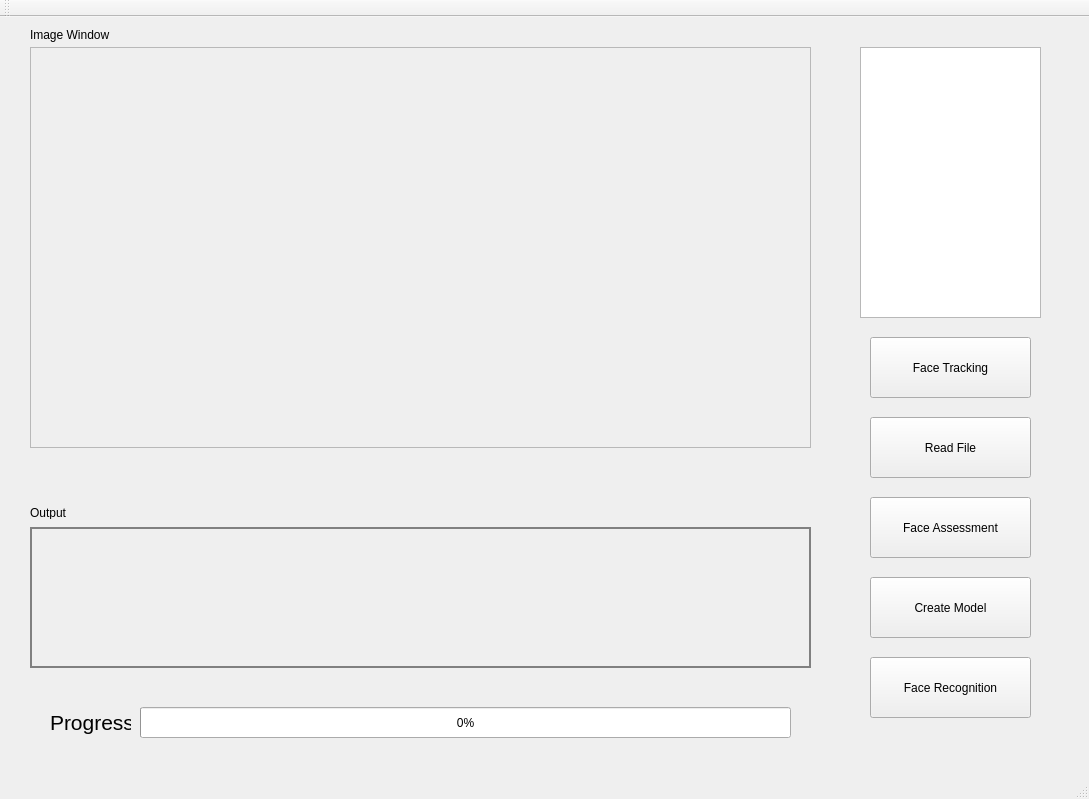
Old version of the form ImageViewer/mainwindow.ui in the repository lawliet0823/ImageViewer.
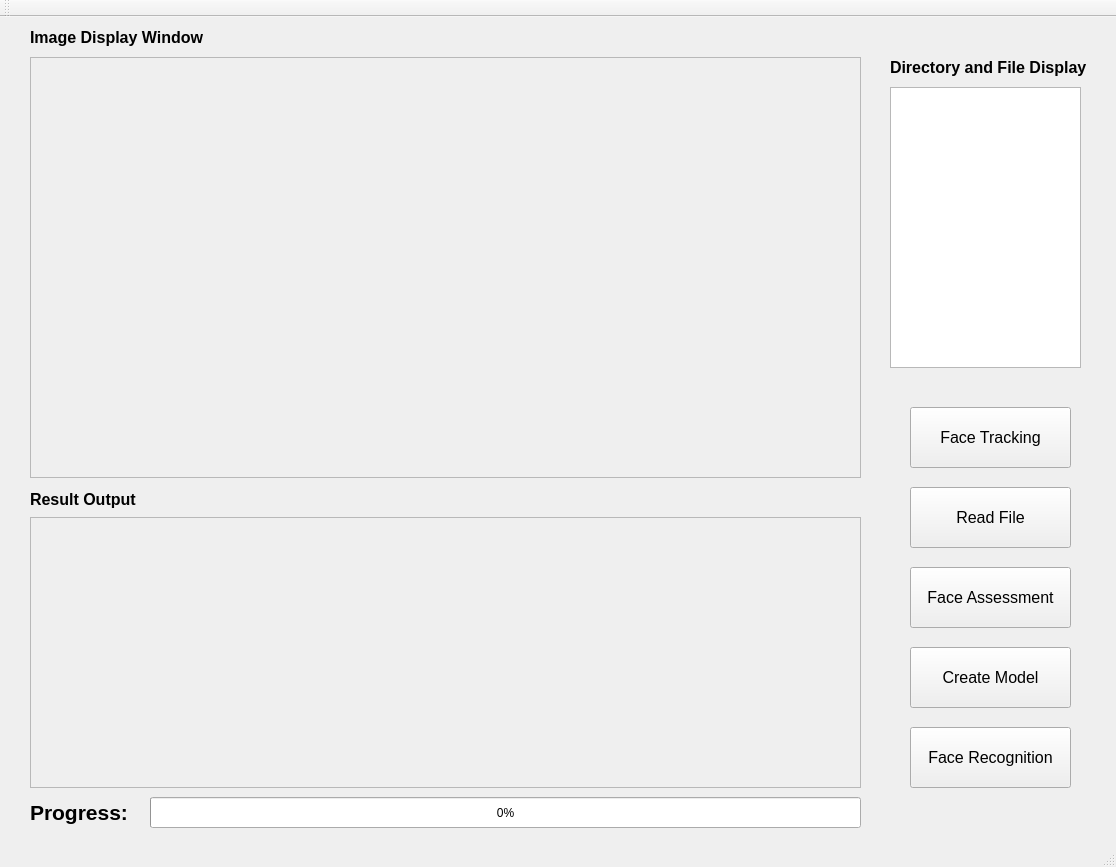
New version of the form.

Diff of the .ui file:
```diff
--- a/ImageViewer/mainwindow.ui
+++ b/ImageViewer/mainwindow.ui
@@ -6,8 +6,8 @@
    <rect>
     <x>0</x>
     <y>0</y>
-    <width>1089</width>
-    <height>799</height>
+    <width>1116</width>
+    <height>867</height>
    </rect>
   </property>
   <property name="windowTitle">
@@ -18,9 +18,9 @@
     <property name="geometry">
      <rect>
       <x>30</x>
-      <y>30</y>
-      <width>781</width>
-      <height>401</height>
+      <y>40</y>
+      <width>831</width>
+      <height>421</height>
      </rect>
     </property>
     <property name="widgetResizable">
@@ -31,8 +31,8 @@
       <rect>
        <x>0</x>
        <y>0</y>
-       <width>779</width>
-       <height>399</height>
+       <width>829</width>
+       <height>419</height>
       </rect>
      </property>
     </widget>
@@ -40,22 +40,30 @@
    <widget class="QListView" name="listView">
     <property name="geometry">
      <rect>
-      <x>860</x>
-      <y>30</y>
-      <width>181</width>
-      <height>271</height>
+      <x>890</x>
+      <y>70</y>
+      <width>191</width>
+      <height>281</height>
      </rect>
     </property>
    </widget>
    <widget class="QPushButton" name="btnReadFile">
     <property name="geometry">
      <rect>
-      <x>870</x>
-      <y>400</y>
+      <x>910</x>
+      <y>470</y>
       <width>161</width>
       <height>61</height>
      </rect>
     </property>
+    <property name="font">
+     <font>
+      <family>Arial</family>
+      <pointsize>12</pointsize>
+      <weight>50</weight>
+      <bold>false</bold>
+     </font>
+    </property>
     <property name="text">
      <string>Read File</string>
     </property>
@@ -63,12 +71,20 @@
    <widget class="QPushButton" name="btnFaceTracking">
     <property name="geometry">
      <rect>
-      <x>870</x>
-      <y>320</y>
+      <x>910</x>
+      <y>390</y>
       <width>161</width>
       <height>61</height>
      </rect>
     </property>
+    <property name="font">
+     <font>
+      <family>Arial</family>
+      <pointsize>12</pointsize>
+      <weight>50</weight>
+      <bold>false</bold>
+     </font>
+    </property>
     <property name="text">
      <string>Face Tracking</string>
     </property>
@@ -76,9 +92,9 @@
    <widget class="QProgressBar" name="progressBar">
     <property name="geometry">
      <rect>
-      <x>140</x>
-      <y>690</y>
-      <width>651</width>
+      <x>150</x>
+      <y>780</y>
+      <width>711</width>
       <height>31</height>
      </rect>
     </property>
@@ -89,12 +105,20 @@
    <widget class="QPushButton" name="btnFaceSelect">
     <property name="geometry">
      <rect>
-      <x>870</x>
-      <y>480</y>
+      <x>910</x>
+      <y>550</y>
       <width>161</width>
       <height>61</height>
      </rect>
     </property>
+    <property name="font">
+     <font>
+      <family>Arial</family>
+      <pointsize>12</pointsize>
+      <weight>50</weight>
+      <bold>false</bold>
+     </font>
+    </property>
     <property name="text">
      <string>Face Assessment</string>
     </property>
@@ -102,12 +126,20 @@
    <widget class="QPushButton" name="btnCreateModel">
     <property name="geometry">
      <rect>
-      <x>870</x>
-      <y>560</y>
+      <x>910</x>
+      <y>630</y>
       <width>161</width>
       <height>61</height>
      </rect>
     </property>
+    <property name="font">
+     <font>
+      <family>Arial</family>
+      <pointsize>12</pointsize>
+      <weight>50</weight>
+      <bold>false</bold>
+     </font>
+    </property>
     <property name="text">
      <string>Create Model</string>
     </property>
@@ -115,12 +147,20 @@
    <widget class="QPushButton" name="btnFaceRecognition">
     <property name="geometry">
      <rect>
-      <x>870</x>
-      <y>640</y>
+      <x>910</x>
+      <y>710</y>
       <width>161</width>
       <height>61</height>
      </rect>
     </property>
+    <property name="font">
+     <font>
+      <family>Arial</family>
+      <pointsize>12</pointsize>
+      <weight>50</weight>
+      <bold>false</bold>
+     </font>
+    </property>
     <property name="text">
      <string>Face Recognition</string>
     </property>
@@ -128,15 +168,19 @@
    <widget class="QLabel" name="label">
     <property name="geometry">
      <rect>
-      <x>50</x>
-      <y>690</y>
-      <width>81</width>
+      <x>30</x>
+      <y>780</y>
+      <width>101</width>
       <height>31</height>
      </rect>
     </property>
     <property name="font">
      <font>
+      <family>Arial</family>
       <pointsize>16</pointsize>
+      <weight>75</weight>
+      <italic>false</italic>
+      <bold>true</bold>
      </font>
     </property>
     <property name="text">
@@ -148,41 +192,85 @@
      <rect>
       <x>30</x>
       <y>10</y>
-      <width>101</width>
-      <height>16</height>
+      <width>181</width>
+      <height>21</height>
      </rect>
     </property>
+    <property name="font">
+     <font>
+      <family>Arial</family>
+      <pointsize>12</pointsize>
+      <weight>75</weight>
+      <bold>true</bold>
+     </font>
+    </property>
     <property name="text">
-     <string>Image Window</string>
+     <string>Image Display Window</string>
     </property>
    </widget>
    <widget class="QLabel" name="label_3">
     <property name="geometry">
      <rect>
       <x>30</x>
-      <y>490</y>
-      <width>47</width>
-      <height>12</height>
+      <y>472</y>
+      <width>121</width>
+      <height>20</height>
      </rect>
     </property>
+    <property name="font">
+     <font>
+      <family>Arial</family>
+      <pointsize>12</pointsize>
+      <weight>75</weight>
+      <bold>true</bold>
+     </font>
+    </property>
     <property name="text">
-     <string>Output</string>
+     <string>Result Output</string>
     </property>
    </widget>
-   <widget class="QLabel" name="outputLabel">
+   <widget class="QScrollArea" name="outputScroll">
     <property name="geometry">
      <rect>
       <x>30</x>
-      <y>510</y>
-      <width>781</width>
-      <height>141</height>
+      <y>500</y>
+      <width>831</width>
+      <height>271</height>
      </rect>
     </property>
-    <property name="styleSheet">
-     <string notr="true">border: 2px solid grey</string>
+    <property name="widgetResizable">
+     <bool>true</bool>
+    </property>
+    <widget class="QWidget" name="scrollAreaWidgetContents_2">
+     <property name="geometry">
+      <rect>
+       <x>0</x>
+       <y>0</y>
+       <width>829</width>
+       <height>269</height>
+      </rect>
+     </property>
+    </widget>
+   </widget>
+   <widget class="QLabel" name="label_4">
+    <property name="geometry">
+     <rect>
+      <x>890</x>
+      <y>40</y>
+      <width>211</width>
+      <height>21</height>
+     </rect>
+    </property>
+    <property name="font">
+     <font>
+      <family>Arial</family>
+      <pointsize>12</pointsize>
+      <weight>75</weight>
+      <bold>true</bold>
+     </font>
     </property>
     <property name="text">
-     <string/>
+     <string>Directory and File Display</string>
     </property>
    </widget>
   </widget>
```
Left out of the diff: 2 changed lines with no effect on the pictures.
